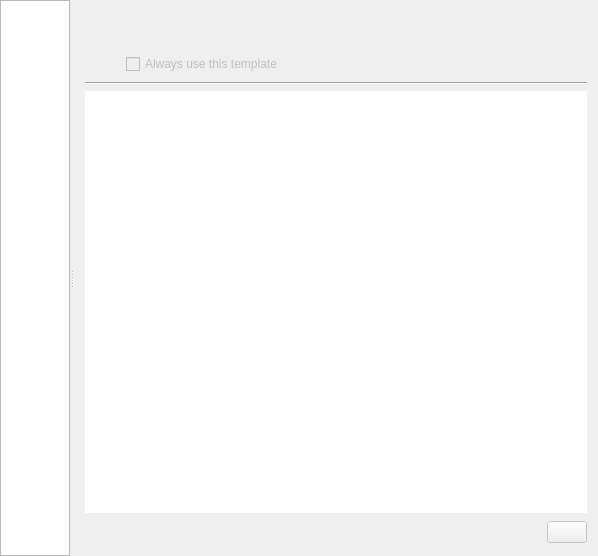
KDE/krita, file libs/main/KoDetailsPaneBase.ui: the form before one commit.
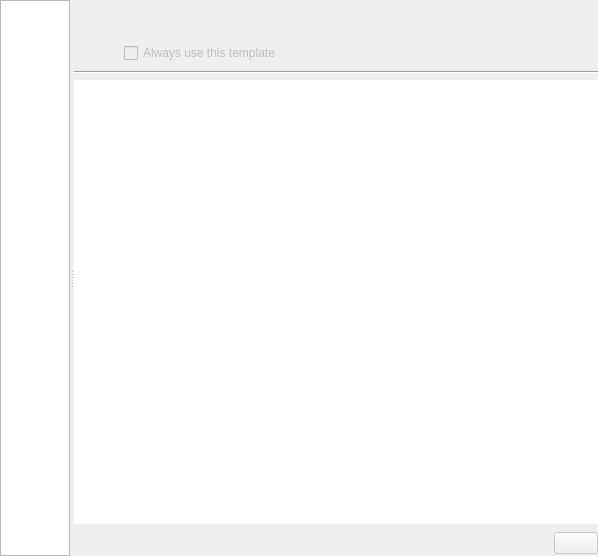
The form after the commit. Custom widgets are drawn as their Qt base class.

Commit message:
Remove out-dated margin and spacing settings in UI files
sources of Kexi, Krita and Plan still need clean-up as well

thanks inge and boemann for review

Diff of the .ui file:
```diff
--- a/libs/main/KoDetailsPaneBase.ui
+++ b/libs/main/KoDetailsPaneBase.ui
@@ -172,8 +172,6 @@
    </item>
   </layout>
  </widget>
- <layoutdefault spacing="6" margin="11"/>
- <layoutfunction spacing="KDialog::spacingHint" margin="KDialog::marginHint"/>
  <customwidgets>
   <customwidget>
    <class>KPushButton</class>
```
The commit also changes 7 other files.
